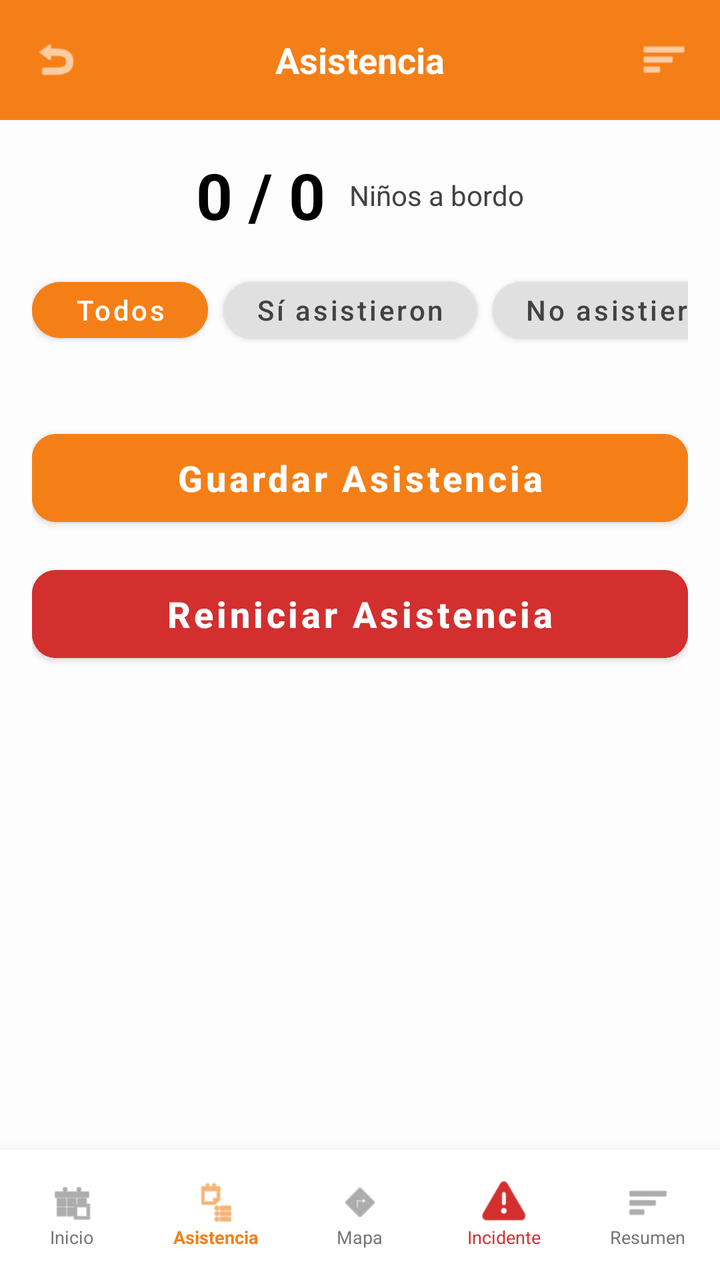
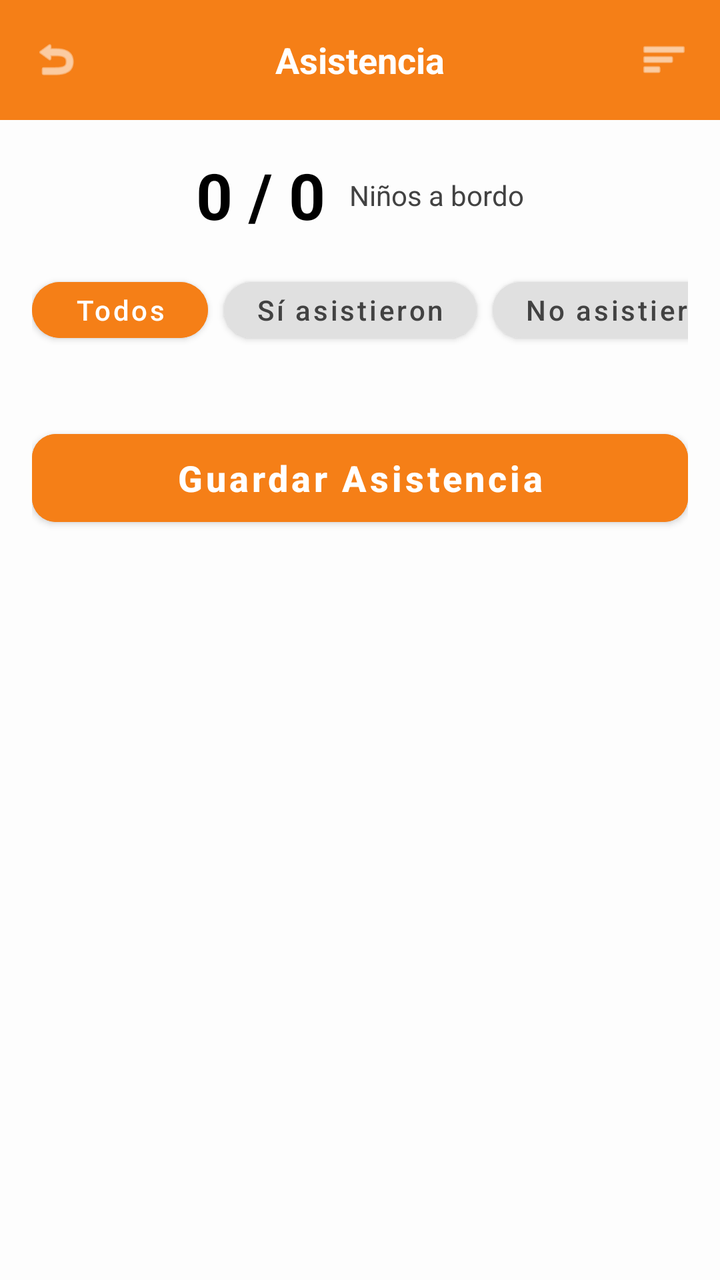

Compare the two renders of this Android layout. The source of the first and the diff that turns it into the second are given below.
<!-- AndroidManifest.xml: application theme Theme.BusetaEscolarApp -->
<!-- res/layout/activity_asistencia.xml -->
<?xml version="1.0" encoding="utf-8"?>
<androidx.constraintlayout.widget.ConstraintLayout xmlns:android="http://schemas.android.com/apk/res/android"
    xmlns:app="http://schemas.android.com/apk/res-auto"
    xmlns:tools="http://schemas.android.com/tools"
    android:layout_width="match_parent"
    android:layout_height="match_parent"
    android:background="#FDFDFD">

    
    <androidx.appcompat.widget.Toolbar
        android:id="@+id/toolbarAsistencia"
        android:layout_width="0dp"
        android:layout_height="60dp"
        android:background="#F57F17"
        app:layout_constraintEnd_toEndOf="parent"
        app:layout_constraintStart_toStartOf="parent"
        app:layout_constraintTop_toTopOf="parent">

        <RelativeLayout
            android:layout_width="match_parent"
            android:layout_height="wrap_content"
            android:layout_marginEnd="16dp">

            <ImageView
                android:layout_width="24dp"
                android:layout_height="24dp"
                android:src="@android:drawable/ic_menu_revert"
                app:tint="@android:color/white" />

            <TextView
                android:layout_width="wrap_content"
                android:layout_height="wrap_content"
                android:layout_centerInParent="true"
                android:text="Asistencia"
                android:textColor="@android:color/white"
                android:textSize="18sp"
                android:textStyle="bold" />

            <ImageView
                android:layout_width="24dp"
                android:layout_height="24dp"
                android:layout_alignParentEnd="true"
                android:src="@android:drawable/ic_menu_sort_by_size"
                app:tint="@android:color/white" />
        </RelativeLayout>
    </androidx.appcompat.widget.Toolbar>

    
    <ScrollView
        android:id="@+id/scrollViewAsistencia"
        android:layout_width="0dp"
        android:layout_height="0dp"
        android:layout_marginHorizontal="16dp"
        app:layout_constraintBottom_toTopOf="@id/bottomNavigation"
        app:layout_constraintEnd_toEndOf="parent"
        app:layout_constraintStart_toStartOf="parent"
        app:layout_constraintTop_toBottomOf="@id/toolbarAsistencia">

        <LinearLayout
            android:layout_width="match_parent"
            android:layout_height="wrap_content"
            android:orientation="vertical"
            android:paddingBottom="20dp">

            
            <LinearLayout
                android:layout_width="wrap_content"
                android:layout_height="wrap_content"
                android:layout_gravity="center_horizontal"
                android:layout_marginTop="16dp"
                android:gravity="center_vertical"
                android:orientation="horizontal">

                <TextView
                    android:id="@+id/tvAttendanceCount"
                    android:layout_width="wrap_content"
                    android:layout_height="wrap_content"
                    android:text="0 / 0"
                    android:textColor="#000000"
                    android:textSize="32sp"
                    android:textStyle="bold" />

                <TextView
                    android:layout_width="wrap_content"
                    android:layout_height="wrap_content"
                    android:layout_marginStart="12dp"
                    android:text="Niños a bordo"
                    android:textColor="#424242"
                    android:textSize="14sp" />
            </LinearLayout>

            
            <HorizontalScrollView
                android:layout_width="match_parent"
                android:layout_height="wrap_content"
                android:layout_marginTop="16dp"
                android:scrollbars="none">
                <LinearLayout
                    android:layout_width="wrap_content"
                    android:layout_height="wrap_content"
                    android:orientation="horizontal">
                    
                    <Button
                        android:id="@+id/btnFilterAll"
                        android:layout_width="wrap_content"
                        android:layout_height="40dp"
                        android:layout_marginEnd="8dp"
                        android:backgroundTint="#F57F17"
                        android:text="Todos"
                        android:textAllCaps="false"
                        app:cornerRadius="20dp" />
                        
                    <Button
                        android:id="@+id/btnFilterPresent"
                        android:layout_width="wrap_content"
                        android:layout_height="40dp"
                        android:layout_marginEnd="8dp"
                        android:backgroundTint="#E0E0E0"
                        android:textColor="#424242"
                        android:text="Sí asistieron"
                        android:textAllCaps="false"
                        app:cornerRadius="20dp" />
                        
                    <Button
                        android:id="@+id/btnFilterAbsent"
                        android:layout_width="wrap_content"
                        android:layout_height="40dp"
                        android:backgroundTint="#E0E0E0"
                        android:textColor="#424242"
                        android:text="No asistieron"
                        android:textAllCaps="false"
                        app:cornerRadius="20dp" />
                </LinearLayout>
            </HorizontalScrollView>

            
            <androidx.recyclerview.widget.RecyclerView
                android:id="@+id/rvAsistenciaDetail"
                android:layout_width="match_parent"
                android:layout_height="wrap_content"
                android:layout_marginTop="16dp"
                android:nestedScrollingEnabled="false" />

            <Button
                android:id="@+id/btnGuardar"
                android:layout_width="match_parent"
                android:layout_height="56dp"
                android:layout_marginTop="20dp"
                android:backgroundTint="#F57F17"
                android:text="Guardar Asistencia"
                android:textAllCaps="false"
                android:textSize="18sp"
                android:textStyle="bold"
                app:cornerRadius="12dp" />

            <Button
                android:id="@+id/btnReiniciar"
                android:layout_width="match_parent"
                android:layout_height="56dp"
                android:layout_marginTop="12dp"
                android:backgroundTint="#D32F2F"
                android:text="Reiniciar Asistencia"
                android:textAllCaps="false"
                android:textSize="18sp"
                android:textStyle="bold"
                app:cornerRadius="12dp" />

        </LinearLayout>
    </ScrollView>

    
    <LinearLayout
        android:id="@+id/bottomNavigation"
        android:layout_width="match_parent"
        android:layout_height="65dp"
        android:background="@android:color/white"
        android:elevation="12dp"
        android:orientation="horizontal"
        app:layout_constraintBottom_toBottomOf="parent">

        
        <LinearLayout android:layout_width="0dp" android:layout_height="match_parent" android:layout_weight="1" android:gravity="center" android:orientation="vertical">
            <ImageView android:layout_width="22dp" android:layout_height="22dp" android:src="@android:drawable/ic_menu_today" app:tint="#757575" />
            <TextView android:layout_width="wrap_content" android:layout_height="wrap_content" android:text="Inicio" android:textColor="#757575" android:textSize="9sp" />
        </LinearLayout>

        
        <LinearLayout android:layout_width="0dp" android:layout_height="match_parent" android:layout_weight="1" android:gravity="center" android:orientation="vertical">
            <ImageView android:layout_width="22dp" android:layout_height="22dp" android:src="@android:drawable/ic_menu_agenda" app:tint="#F57F17" />
            <TextView android:layout_width="wrap_content" android:layout_height="wrap_content" android:text="Asistencia" android:textColor="#F57F17" android:textSize="9sp" android:textStyle="bold" />
        </LinearLayout>

        
        <LinearLayout android:layout_width="0dp" android:layout_height="match_parent" android:layout_weight="1" android:gravity="center" android:orientation="vertical">
            <ImageView android:layout_width="22dp" android:layout_height="22dp" android:src="@android:drawable/ic_menu_directions" app:tint="#757575" />
            <TextView android:layout_width="wrap_content" android:layout_height="wrap_content" android:text="Mapa" android:textColor="#757575" android:textSize="9sp" />
        </LinearLayout>

        
        <LinearLayout android:layout_width="0dp" android:layout_height="match_parent" android:layout_weight="1" android:gravity="center" android:orientation="vertical">
            <ImageView android:layout_width="22dp" android:layout_height="22dp" android:src="@android:drawable/ic_dialog_alert" app:tint="#D32F2F" />
            <TextView android:layout_width="wrap_content" android:layout_height="wrap_content" android:text="Incidente" android:textColor="#D32F2F" android:textSize="9sp" />
        </LinearLayout>

        
        <LinearLayout android:layout_width="0dp" android:layout_height="match_parent" android:layout_weight="1" android:gravity="center" android:orientation="vertical">
            <ImageView android:layout_width="22dp" android:layout_height="22dp" android:src="@android:drawable/ic_menu_sort_by_size" app:tint="#757575" />
            <TextView android:layout_width="wrap_content" android:layout_height="wrap_content" android:text="Resumen" android:textColor="#757575" android:textSize="9sp" />
        </LinearLayout>

    </LinearLayout>

</androidx.constraintlayout.widget.ConstraintLayout>
<!-- resources referenced by this layout -->
<resources>
  <style name="Theme.BusetaEscolarApp" parent="Theme.MaterialComponents.Light.NoActionBar" />
</resources>

<!-- the commit's change to res/layout/activity_asistencia.xml (unified diff, before → after) -->
@@ -153,17 +153,6 @@
                 android:textStyle="bold"
                 app:cornerRadius="12dp" />
 
-            <Button
-                android:id="@+id/btnReiniciar"
-                android:layout_width="match_parent"
-                android:layout_height="56dp"
-                android:layout_marginTop="12dp"
-                android:backgroundTint="#D32F2F"
-                android:text="Reiniciar Asistencia"
-                android:textAllCaps="false"
-                android:textSize="18sp"
-                android:textStyle="bold"
-                app:cornerRadius="12dp" />
 
         </LinearLayout>
     </ScrollView>
@@ -176,6 +165,7 @@
         android:background="@android:color/white"
         android:elevation="12dp"
         android:orientation="horizontal"
+        android:visibility="gone"
         app:layout_constraintBottom_toBottomOf="parent">
 
         
